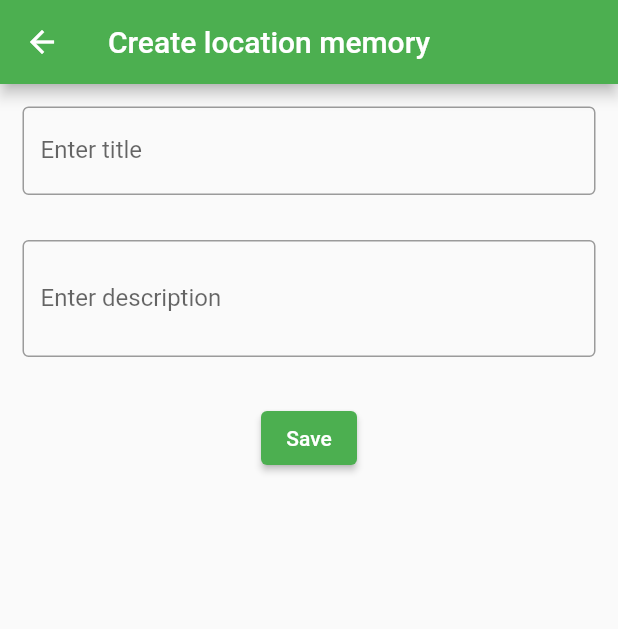
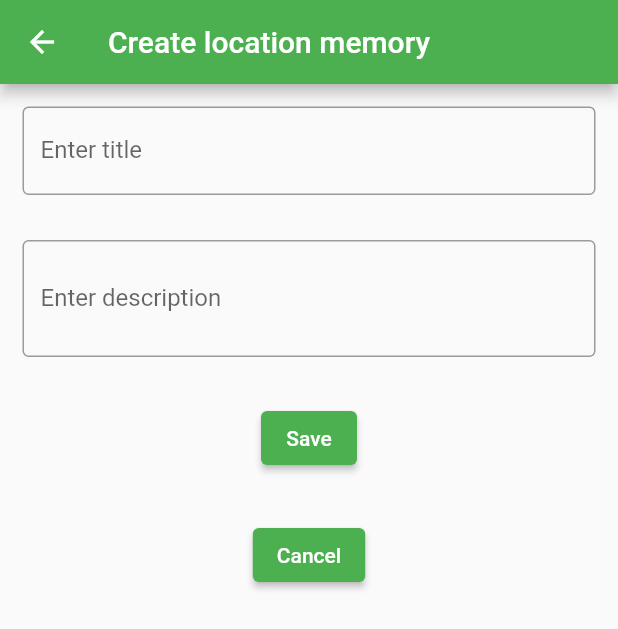
Before and after one commit to lonnwolf031/memory_map, a Flutter app: the CreateItemScreen screen opened directly with empty values, on a phone screen of 412 x 824 dp. Shown: the top 629 px of the screen. Run offline on Flutter 3.47's test engine with Material 2 defaults, Android fonts, the phone set to English and light mode, and no system bars; our stand-ins replace location, permission_handler, sqflite; missing offline and left inert: flutter_osm_plugin; accounts and stored records are empty.

Commit message:
work in progress ~

```diff
--- a/lib/createItemScreen.dart
+++ b/lib/createitemscreen.dart
@@ -39,8 +39,10 @@ class _CreateItemState extends State<CreateItemScreen> {
           children: <Widget>[
             Stack (
             children: [
-            if (_isLoading) const Center(child: CircularProgressIndicator())
-              ]),
+            if (_isLoading)
+              const Center(child: CircularProgressIndicator())
+              ]
+            ),
             Padding(
               padding: const EdgeInsets.all(15),
               child: TextField(
@@ -77,6 +79,15 @@ class _CreateItemState extends State<CreateItemScreen> {
                 },
               ),
             ),
+            Padding(
+              padding: const EdgeInsets.all(15),
+              child: ElevatedButton(
+                child: const Text('Cancel'),
+                onPressed: (){
+                  Navigator.of(context).pop();
+                },
+              ),
+            ),
           ],
         ),
       ),
```
Also changed, not shown: lib/main.dart (+14 -38 lines). Lines whose indentation alone changed are shown as unchanged.
